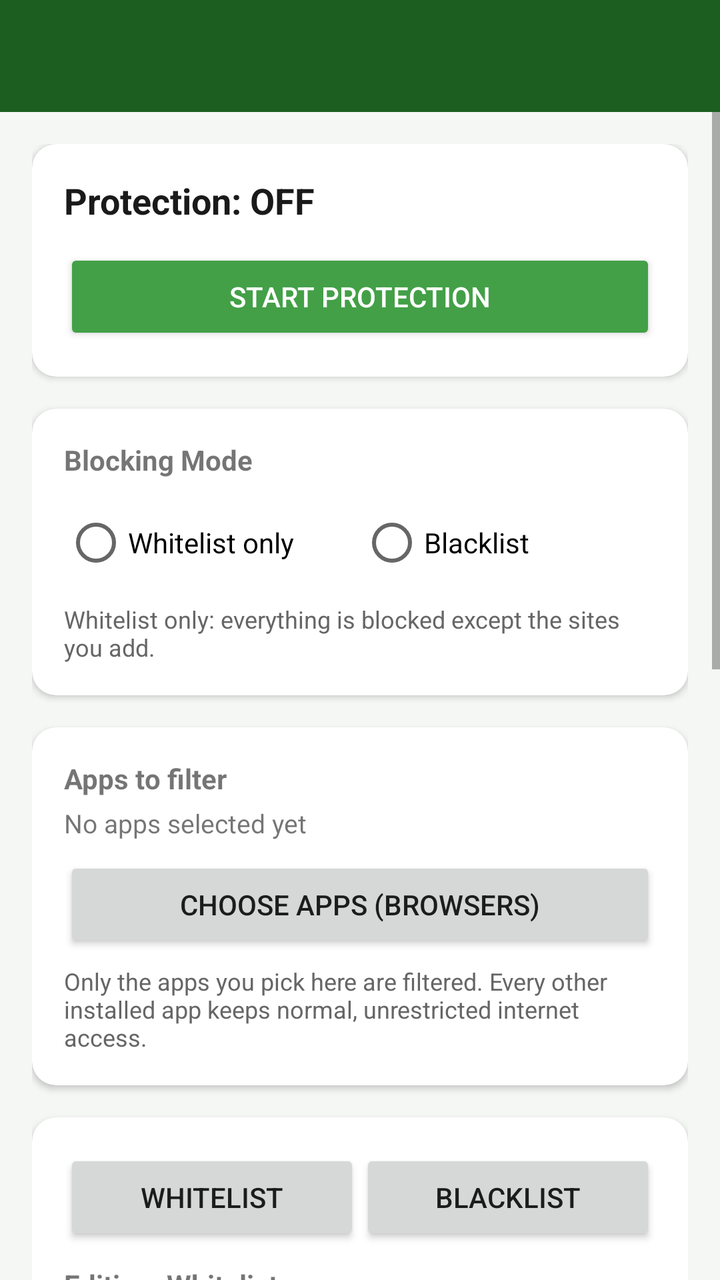
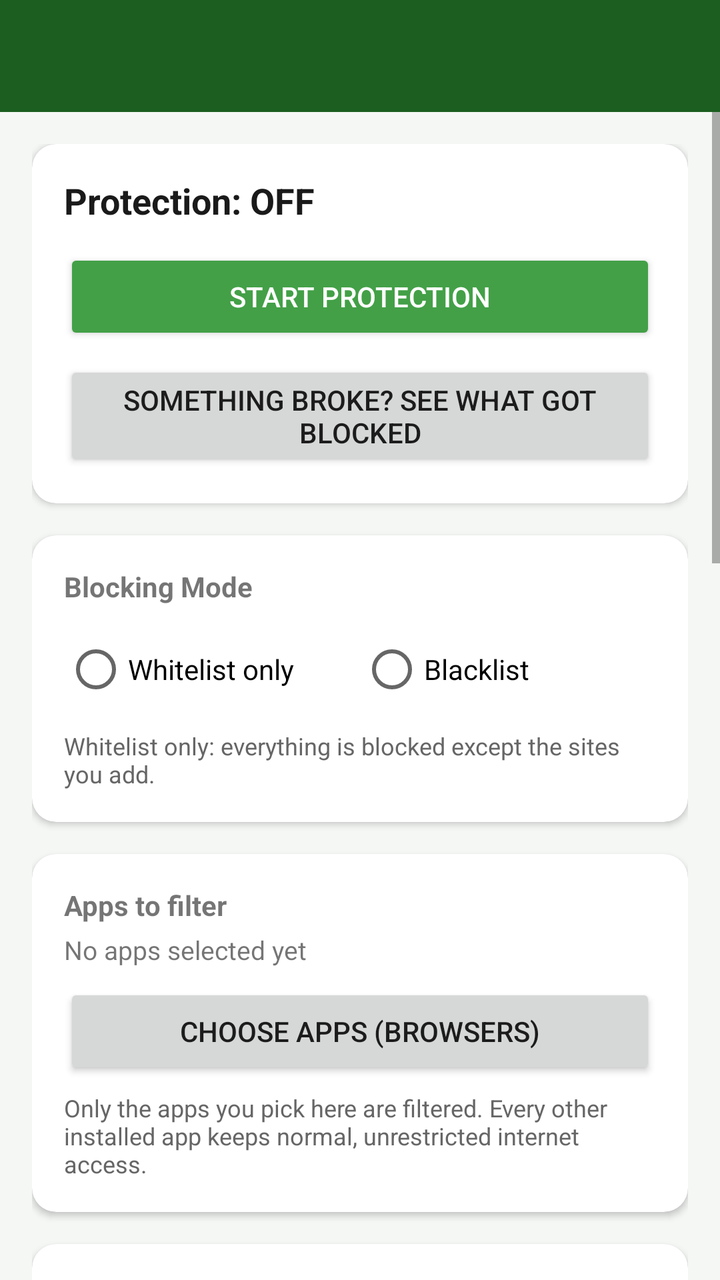

The first picture is an Android layout as it rendered before a commit; the second is the same layout after the commit. The layout source and the unified diff follow.
<!-- AndroidManifest.xml: application theme Theme.NetLock -->
<!-- res/layout/activity_main.xml -->
<?xml version="1.0" encoding="utf-8"?>
<LinearLayout xmlns:android="http://schemas.android.com/apk/res/android"
    xmlns:app="http://schemas.android.com/apk/res-auto"
    android:layout_width="match_parent"
    android:layout_height="match_parent"
    android:orientation="vertical"
    android:background="@color/background">

    <com.google.android.material.appbar.MaterialToolbar
        android:id="@+id/toolbar"
        android:layout_width="match_parent"
        android:layout_height="?attr/actionBarSize"
        android:background="@color/primary"
        android:title="@string/app_name"
        app:titleTextColor="@color/white" />

    <ScrollView
        android:layout_width="match_parent"
        android:layout_height="0dp"
        android:layout_weight="1">

    <LinearLayout
        android:layout_width="match_parent"
        android:layout_height="wrap_content"
        android:orientation="vertical"
        android:padding="16dp">

        
        <androidx.cardview.widget.CardView
            android:layout_width="match_parent"
            android:layout_height="wrap_content"
            app:cardCornerRadius="12dp"
            app:cardElevation="2dp"
            android:layout_marginBottom="16dp">

            <LinearLayout
                android:layout_width="match_parent"
                android:layout_height="wrap_content"
                android:orientation="vertical"
                android:padding="16dp">

                <TextView
                    android:id="@+id/tvStatus"
                    android:layout_width="match_parent"
                    android:layout_height="wrap_content"
                    android:text="Protection: OFF"
                    android:textSize="18sp"
                    android:textStyle="bold"
                    android:textColor="@color/text_primary" />

                <Button
                    android:id="@+id/btnToggleVpn"
                    android:layout_width="match_parent"
                    android:layout_height="wrap_content"
                    android:layout_marginTop="12dp"
                    android:backgroundTint="@color/accent"
                    android:text="Start Protection"
                    android:textColor="@color/white" />
            </LinearLayout>
        </androidx.cardview.widget.CardView>

        
        <androidx.cardview.widget.CardView
            android:layout_width="match_parent"
            android:layout_height="wrap_content"
            app:cardCornerRadius="12dp"
            app:cardElevation="2dp"
            android:layout_marginBottom="16dp">

            <LinearLayout
                android:layout_width="match_parent"
                android:layout_height="wrap_content"
                android:orientation="vertical"
                android:padding="16dp">

                <TextView
                    android:layout_width="match_parent"
                    android:layout_height="wrap_content"
                    android:text="Blocking Mode"
                    android:textStyle="bold" />

                <RadioGroup
                    android:id="@+id/rgMode"
                    android:layout_width="match_parent"
                    android:layout_height="wrap_content"
                    android:orientation="horizontal"
                    android:layout_marginTop="8dp">

                    <RadioButton
                        android:id="@+id/rbWhitelist"
                        android:layout_width="0dp"
                        android:layout_height="wrap_content"
                        android:layout_weight="1"
                        android:text="Whitelist only" />

                    <RadioButton
                        android:id="@+id/rbBlacklist"
                        android:layout_width="0dp"
                        android:layout_height="wrap_content"
                        android:layout_weight="1"
                        android:text="Blacklist" />
                </RadioGroup>

                <TextView
                    android:id="@+id/tvModeExplain"
                    android:layout_width="match_parent"
                    android:layout_height="wrap_content"
                    android:layout_marginTop="6dp"
                    android:textSize="12sp"
                    android:textColor="#666666"
                    android:text="Whitelist only: everything is blocked except the sites you add." />
            </LinearLayout>
        </androidx.cardview.widget.CardView>

        
        <androidx.cardview.widget.CardView
            android:layout_width="match_parent"
            android:layout_height="wrap_content"
            app:cardCornerRadius="12dp"
            app:cardElevation="2dp"
            android:layout_marginBottom="16dp">

            <LinearLayout
                android:layout_width="match_parent"
                android:layout_height="wrap_content"
                android:orientation="vertical"
                android:padding="16dp">

                <TextView
                    android:layout_width="match_parent"
                    android:layout_height="wrap_content"
                    android:text="Apps to filter"
                    android:textStyle="bold" />

                <TextView
                    android:id="@+id/tvSelectedApps"
                    android:layout_width="match_parent"
                    android:layout_height="wrap_content"
                    android:layout_marginTop="4dp"
                    android:textSize="13sp"
                    android:text="No apps selected yet" />

                <Button
                    android:id="@+id/btnPickApps"
                    android:layout_width="match_parent"
                    android:layout_height="wrap_content"
                    android:layout_marginTop="8dp"
                    android:text="Choose apps (browsers)" />

                <TextView
                    android:layout_width="match_parent"
                    android:layout_height="wrap_content"
                    android:layout_marginTop="6dp"
                    android:textSize="12sp"
                    android:textColor="#666666"
                    android:text="Only the apps you pick here are filtered. Every other installed app keeps normal, unrestricted internet access." />
            </LinearLayout>
        </androidx.cardview.widget.CardView>

        
        <androidx.cardview.widget.CardView
            android:layout_width="match_parent"
            android:layout_height="wrap_content"
            app:cardCornerRadius="12dp"
            app:cardElevation="2dp"
            android:layout_marginBottom="16dp">

            <LinearLayout
                android:layout_width="match_parent"
                android:layout_height="wrap_content"
                android:orientation="vertical"
                android:padding="16dp">

                <LinearLayout
                    android:layout_width="match_parent"
                    android:layout_height="wrap_content"
                    android:orientation="horizontal">

                    <Button
                        android:id="@+id/btnTabWhitelist"
                        android:layout_width="0dp"
                        android:layout_height="wrap_content"
                        android:layout_weight="1"
                        android:text="Whitelist" />

                    <Button
                        android:id="@+id/btnTabBlacklist"
                        android:layout_width="0dp"
                        android:layout_height="wrap_content"
                        android:layout_weight="1"
                        android:text="Blacklist" />
                </LinearLayout>

                <TextView
                    android:id="@+id/tvListTitle"
                    android:layout_width="match_parent"
                    android:layout_height="wrap_content"
                    android:layout_marginTop="10dp"
                    android:textStyle="bold"
                    android:text="Editing: Whitelist" />

                <LinearLayout
                    android:layout_width="match_parent"
                    android:layout_height="wrap_content"
                    android:orientation="horizontal"
                    android:layout_marginTop="8dp">

                    <EditText
                        android:id="@+id/etDomain"
                        android:layout_width="0dp"
                        android:layout_height="wrap_content"
                        android:layout_weight="1"
                        android:hint="example.com"
                        android:inputType="textUri"
                        android:singleLine="true" />

                    <Button
                        android:id="@+id/btnAddDomain"
                        android:layout_width="wrap_content"
                        android:layout_height="wrap_content"
                        android:text="Add" />
                </LinearLayout>

                <Button
                    android:id="@+id/btnImportFile"
                    android:layout_width="match_parent"
                    android:layout_height="wrap_content"
                    android:layout_marginTop="8dp"
                    android:text="Import from .txt / .csv" />

                <androidx.recyclerview.widget.RecyclerView
                    android:id="@+id/rvDomains"
                    android:layout_width="match_parent"
                    android:layout_height="300dp"
                    android:layout_marginTop="8dp" />
            </LinearLayout>
        </androidx.cardview.widget.CardView>

        
        <androidx.cardview.widget.CardView
            android:layout_width="match_parent"
            android:layout_height="wrap_content"
            app:cardCornerRadius="12dp"
            app:cardElevation="2dp"
            android:layout_marginBottom="32dp">

            <LinearLayout
                android:layout_width="match_parent"
                android:layout_height="wrap_content"
                android:orientation="vertical"
                android:padding="16dp">

                <TextView
                    android:layout_width="match_parent"
                    android:layout_height="wrap_content"
                    android:text="Lock"
                    android:textStyle="bold" />

                <TextView
                    android:id="@+id/tvPasswordStatus"
                    android:layout_width="match_parent"
                    android:layout_height="wrap_content"
                    android:layout_marginTop="4dp"
                    android:textSize="13sp"
                    android:text="No password set" />

                <Button
                    android:id="@+id/btnSetPassword"
                    android:layout_width="match_parent"
                    android:layout_height="wrap_content"
                    android:layout_marginTop="8dp"
                    android:text="Set / change password" />
            </LinearLayout>
        </androidx.cardview.widget.CardView>

    </LinearLayout>
    </ScrollView>
</LinearLayout>
<!-- resources referenced by this layout -->
<resources>
  <color name="accent">#43A047</color>
  <color name="background">#F5F7F5</color>
  <color name="primary">#1B5E20</color>
  <color name="text_primary">#1A1A1A</color>
  <color name="white">#FFFFFF</color>
  <string name="app_name">NetLock</string>
  <style name="Theme.NetLock" parent="Theme.MaterialComponents.DayNight.NoActionBar">
          <item name="colorPrimary">@color/primary</item>
          <item name="colorPrimaryDark">@color/primary_dark</item>
          <item name="colorAccent">@color/accent</item>
          <item name="android:windowBackground">@color/background</item>
      </style>
  <color name="primary_dark">#0D3B10</color>
</resources>

<!-- the commit's change to res/layout/activity_main.xml (unified diff, before → after) -->
@@ -56,6 +56,13 @@
                     android:backgroundTint="@color/accent"
                     android:text="Start Protection"
                     android:textColor="@color/white" />
+
+                <Button
+                    android:id="@+id/btnViewBlockedLog"
+                    android:layout_width="match_parent"
+                    android:layout_height="wrap_content"
+                    android:layout_marginTop="8dp"
+                    android:text="Something broke? See what got blocked" />
             </LinearLayout>
         </androidx.cardview.widget.CardView>
 
@@ -273,6 +280,50 @@
             </LinearLayout>
         </androidx.cardview.widget.CardView>
 
+        <androidx.cardview.widget.CardView
+            android:layout_width="match_parent"
+            android:layout_height="wrap_content"
+            app:cardCornerRadius="12dp"
+            app:cardElevation="2dp"
+            android:layout_marginBottom="32dp">
+
+            <LinearLayout
+                android:layout_width="match_parent"
+                android:layout_height="wrap_content"
+                android:orientation="vertical"
+                android:padding="16dp">
+
+                <TextView
+                    android:layout_width="match_parent"
+                    android:layout_height="wrap_content"
+                    android:text="Uninstall protection"
+                    android:textStyle="bold" />
+
+                <TextView
+                    android:id="@+id/tvAdminStatus"
+                    android:layout_width="match_parent"
+                    android:layout_height="wrap_content"
+                    android:layout_marginTop="4dp"
+                    android:textSize="13sp"
+                    android:text="Off - the app can be uninstalled normally." />
+
+                <TextView
+                    android:layout_width="match_parent"
+                    android:layout_height="wrap_content"
+                    android:layout_marginTop="4dp"
+                    android:textSize="12sp"
+                    android:textColor="#808080"
+                    android:text="Requires a password to be set first. Turning it on means Uninstall will fail until this protection is turned off again from Settings &gt; Security &gt; Device admin apps." />
+
+                <Button
+                    android:id="@+id/btnToggleAdmin"
+                    android:layout_width="match_parent"
+                    android:layout_height="wrap_content"
+                    android:layout_marginTop="8dp"
+                    android:text="Turn on uninstall protection" />
+            </LinearLayout>
+        </androidx.cardview.widget.CardView>
+
     </LinearLayout>
     </ScrollView>
 </LinearLayout>
